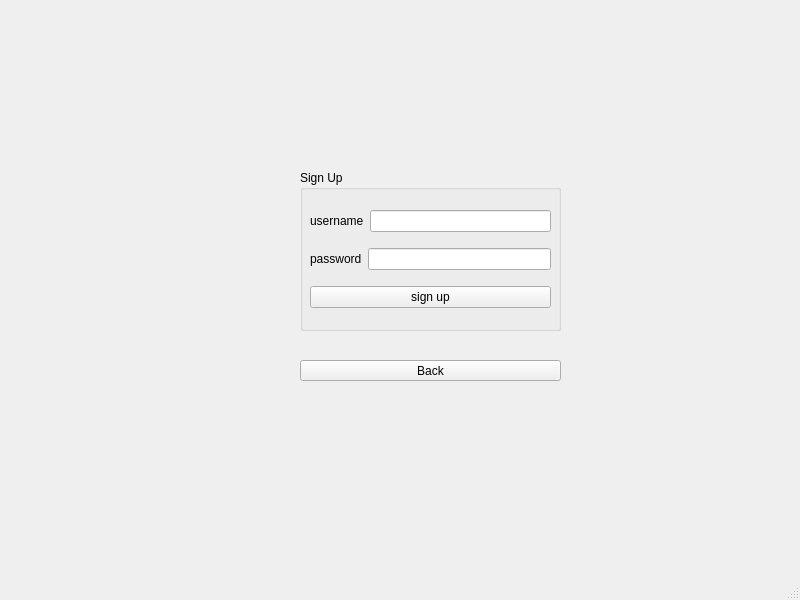
Above: registerwindow.ui from osamahammad21/Distributed before the change. Below: the same form after it.
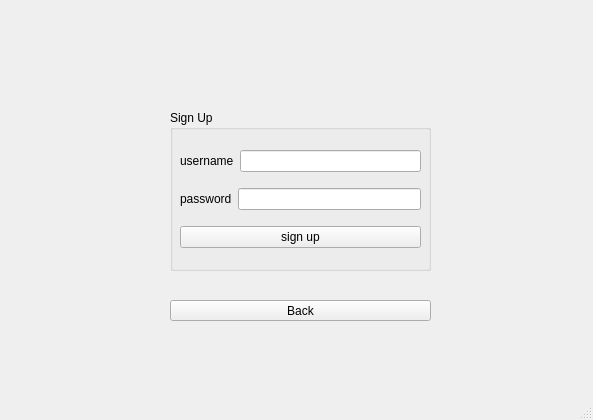
That is the form after the change.

The edit to the form file:
```diff
--- a/registerwindow.ui
+++ b/registerwindow.ui
@@ -6,8 +6,8 @@
    <rect>
     <x>0</x>
     <y>0</y>
-    <width>800</width>
-    <height>600</height>
+    <width>593</width>
+    <height>420</height>
    </rect>
   </property>
   <property name="windowTitle">
@@ -17,8 +17,8 @@
    <widget class="QGroupBox" name="groupBox">
     <property name="geometry">
      <rect>
-      <x>300</x>
-      <y>170</y>
+      <x>170</x>
+      <y>110</y>
       <width>261</width>
       <height>161</height>
      </rect>
@@ -77,8 +77,8 @@
    <widget class="QLabel" name="label_successMessage">
     <property name="geometry">
      <rect>
-      <x>300</x>
-      <y>330</y>
+      <x>170</x>
+      <y>270</y>
       <width>261</width>
       <height>21</height>
      </rect>
@@ -90,8 +90,8 @@
    <widget class="QPushButton" name="pushButton_back">
     <property name="geometry">
      <rect>
-      <x>300</x>
-      <y>360</y>
+      <x>170</x>
+      <y>300</y>
       <width>261</width>
       <height>21</height>
      </rect>
```
Left out of the diff: 2 changed lines with no effect on the pictures.
